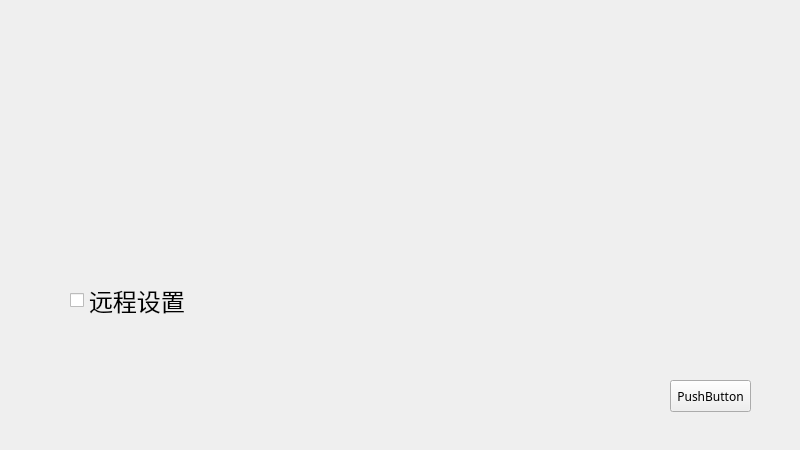
lcdsdream/my-gradution-project, file localSet/localSet.ui: the form before one commit.
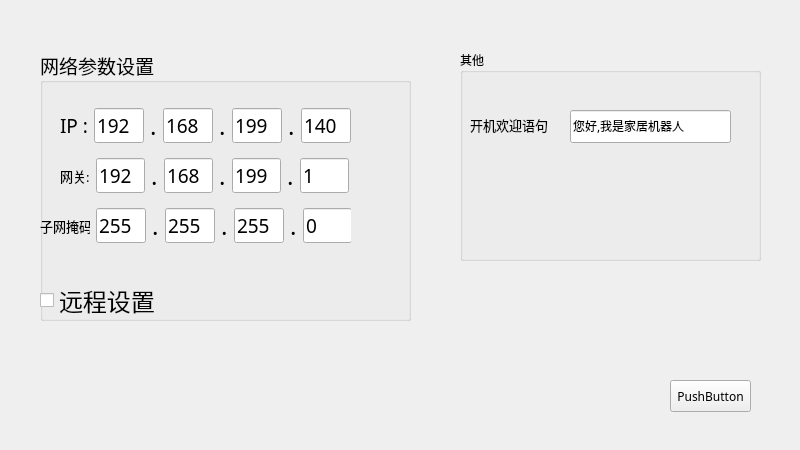
The form after the commit.

Commit message: 修改系统设置,添加网络参数设置

Patch:
```diff
--- a/localSet/localSet.ui
+++ b/localSet/localSet.ui
@@ -31,23 +31,350 @@
     <string>PushButton</string>
    </property>
   </widget>
-  <widget class="QCheckBox" name="checkBoxRemoteSet">
+  <widget class="QGroupBox" name="groupBox">
    <property name="geometry">
     <rect>
-     <x>70</x>
-     <y>280</y>
-     <width>171</width>
-     <height>41</height>
+     <x>40</x>
+     <y>50</y>
+     <width>371</width>
+     <height>271</height>
     </rect>
    </property>
    <property name="font">
     <font>
-     <pointsize>18</pointsize>
+     <family>WenQuanYi Micro Hei</family>
+     <pointsize>14</pointsize>
     </font>
    </property>
-   <property name="text">
-    <string>远程设置</string>
+   <property name="title">
+    <string>网络参数设置</string>
    </property>
+   <widget class="QWidget" name="horizontalLayoutWidget">
+    <property name="geometry">
+     <rect>
+      <x>20</x>
+      <y>50</y>
+      <width>291</width>
+      <height>51</height>
+     </rect>
+    </property>
+    <layout class="QHBoxLayout" name="horizontalLayout">
+     <item>
+      <widget class="QLabel" name="label">
+       <property name="font">
+        <font>
+         <pointsize>14</pointsize>
+        </font>
+       </property>
+       <property name="text">
+        <string>IP :</string>
+       </property>
+      </widget>
+     </item>
+     <item>
+      <widget class="QLineEdit" name="leIP1">
+       <property name="text">
+        <string>192</string>
+       </property>
+      </widget>
+     </item>
+     <item>
+      <widget class="QLabel" name="label_4">
+       <property name="font">
+        <font>
+         <pointsize>18</pointsize>
+        </font>
+       </property>
+       <property name="text">
+        <string>.</string>
+       </property>
+      </widget>
+     </item>
+     <item>
+      <widget class="QLineEdit" name="leIP2">
+       <property name="text">
+        <string>168</string>
+       </property>
+      </widget>
+     </item>
+     <item>
+      <widget class="QLabel" name="label_5">
+       <property name="font">
+        <font>
+         <pointsize>18</pointsize>
+        </font>
+       </property>
+       <property name="text">
+        <string>.</string>
+       </property>
+      </widget>
+     </item>
+     <item>
+      <widget class="QLineEdit" name="leIP3">
+       <property name="text">
+        <string>199</string>
+       </property>
+      </widget>
+     </item>
+     <item>
+      <widget class="QLabel" name="label_6">
+       <property name="font">
+        <font>
+         <pointsize>18</pointsize>
+        </font>
+       </property>
+       <property name="text">
+        <string>.</string>
+       </property>
+      </widget>
+     </item>
+     <item>
+      <widget class="QLineEdit" name="leIP4">
+       <property name="text">
+        <string>140</string>
+       </property>
+      </widget>
+     </item>
+    </layout>
+   </widget>
+   <widget class="QWidget" name="horizontalLayoutWidget_2">
+    <property name="geometry">
+     <rect>
+      <x>20</x>
+      <y>100</y>
+      <width>291</width>
+      <height>51</height>
+     </rect>
+    </property>
+    <layout class="QHBoxLayout" name="horizontalLayout_2">
+     <item>
+      <widget class="QLabel" name="label_2">
+       <property name="font">
+        <font>
+         <pointsize>10</pointsize>
+        </font>
+       </property>
+       <property name="text">
+        <string>网关:</string>
+       </property>
+      </widget>
+     </item>
+     <item>
+      <widget class="QLineEdit" name="leGW1">
+       <property name="text">
+        <string>192</string>
+       </property>
+      </widget>
+     </item>
+     <item>
+      <widget class="QLabel" name="label_7">
+       <property name="font">
+        <font>
+         <pointsize>18</pointsize>
+        </font>
+       </property>
+       <property name="text">
+        <string>.</string>
+       </property>
+      </widget>
+     </item>
+     <item>
+      <widget class="QLineEdit" name="leGW2">
+       <property name="text">
+        <string>168</string>
+       </property>
+      </widget>
+     </item>
+     <item>
+      <widget class="QLabel" name="label_8">
+       <property name="font">
+        <font>
+         <pointsize>18</pointsize>
+        </font>
+       </property>
+       <property name="text">
+        <string>.</string>
+       </property>
+      </widget>
+     </item>
+     <item>
+      <widget class="QLineEdit" name="leGW3">
+       <property name="text">
+        <string>199</string>
+       </property>
+      </widget>
+     </item>
+     <item>
+      <widget class="QLabel" name="label_9">
+       <property name="font">
+        <font>
+         <pointsize>18</pointsize>
+        </font>
+       </property>
+       <property name="text">
+        <string>.</string>
+       </property>
+      </widget>
+     </item>
+     <item>
+      <widget class="QLineEdit" name="leGW4">
+       <property name="text">
+        <string>1</string>
+       </property>
+      </widget>
+     </item>
+    </layout>
+   </widget>
+   <widget class="QWidget" name="horizontalLayoutWidget_3">
+    <property name="geometry">
+     <rect>
+      <x>0</x>
+      <y>150</y>
+      <width>311</width>
+      <height>51</height>
+     </rect>
+    </property>
+    <layout class="QHBoxLayout" name="horizontalLayout_3">
+     <item>
+      <widget class="QLabel" name="label_3">
+       <property name="font">
+        <font>
+         <pointsize>10</pointsize>
+        </font>
+       </property>
+       <property name="text">
+        <string>子网掩码:</string>
+       </property>
+      </widget>
+     </item>
+     <item>
+      <widget class="QLineEdit" name="leCW1">
+       <property name="text">
+        <string>255</string>
+       </property>
+      </widget>
+     </item>
+     <item>
+      <widget class="QLabel" name="label_10">
+       <property name="font">
+        <font>
+         <pointsize>18</pointsize>
+        </font>
+       </property>
+       <property name="text">
+        <string>.</string>
+       </property>
+      </widget>
+     </item>
+     <item>
+      <widget class="QLineEdit" name="leCW2">
+       <property name="text">
+        <string>255</string>
+       </property>
+      </widget>
+     </item>
+     <item>
+      <widget class="QLabel" name="label_11">
+       <property name="font">
+        <font>
+         <pointsize>18</pointsize>
+        </font>
+       </property>
+       <property name="text">
+        <string>.</string>
+       </property>
+      </widget>
+     </item>
+     <item>
+      <widget class="QLineEdit" name="leCW3">
+       <property name="text">
+        <string>255</string>
+       </property>
+      </widget>
+     </item>
+     <item>
+      <widget class="QLabel" name="label_12">
+       <property name="font">
+        <font>
+         <pointsize>18</pointsize>
+        </font>
+       </property>
+       <property name="text">
+        <string>.</string>
+       </property>
+      </widget>
+     </item>
+     <item>
+      <widget class="QLineEdit" name="leCW4">
+       <property name="text">
+        <string>0</string>
+       </property>
+      </widget>
+     </item>
+    </layout>
+   </widget>
+   <widget class="QCheckBox" name="checkBoxRemoteSet">
+    <property name="geometry">
+     <rect>
+      <x>0</x>
+      <y>230</y>
+      <width>171</width>
+      <height>41</height>
+     </rect>
+    </property>
+    <property name="font">
+     <font>
+      <pointsize>18</pointsize>
+     </font>
+    </property>
+    <property name="text">
+     <string>远程设置</string>
+    </property>
+   </widget>
+  </widget>
+  <widget class="QGroupBox" name="groupBox_2">
+   <property name="geometry">
+    <rect>
+     <x>460</x>
+     <y>50</y>
+     <width>301</width>
+     <height>211</height>
+    </rect>
+   </property>
+   <property name="title">
+    <string>其他</string>
+   </property>
+   <widget class="QLineEdit" name="lineEdit_13">
+    <property name="geometry">
+     <rect>
+      <x>110</x>
+      <y>60</y>
+      <width>161</width>
+      <height>33</height>
+     </rect>
+    </property>
+    <property name="text">
+     <string>您好,我是家居机器人</string>
+    </property>
+   </widget>
+   <widget class="QLabel" name="label_13">
+    <property name="geometry">
+     <rect>
+      <x>10</x>
+      <y>50</y>
+      <width>91</width>
+      <height>49</height>
+     </rect>
+    </property>
+    <property name="font">
+     <font>
+      <pointsize>10</pointsize>
+     </font>
+    </property>
+    <property name="text">
+     <string>开机欢迎语句</string>
+    </property>
+   </widget>
   </widget>
  </widget>
  <resources/>
```
The commit also changes 3 other files.
